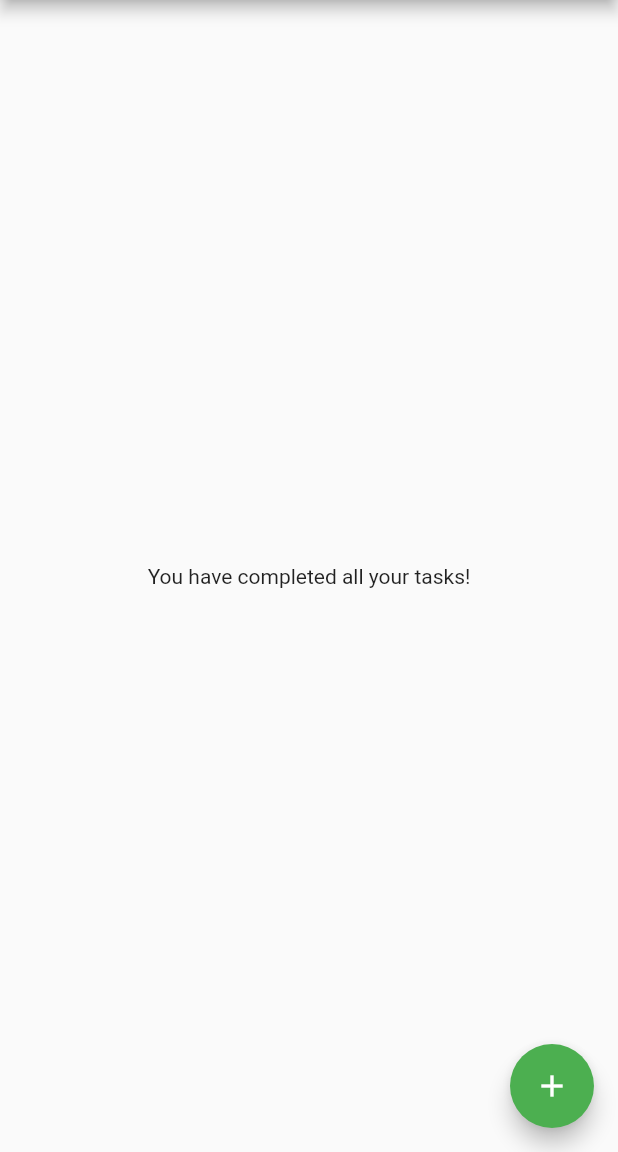
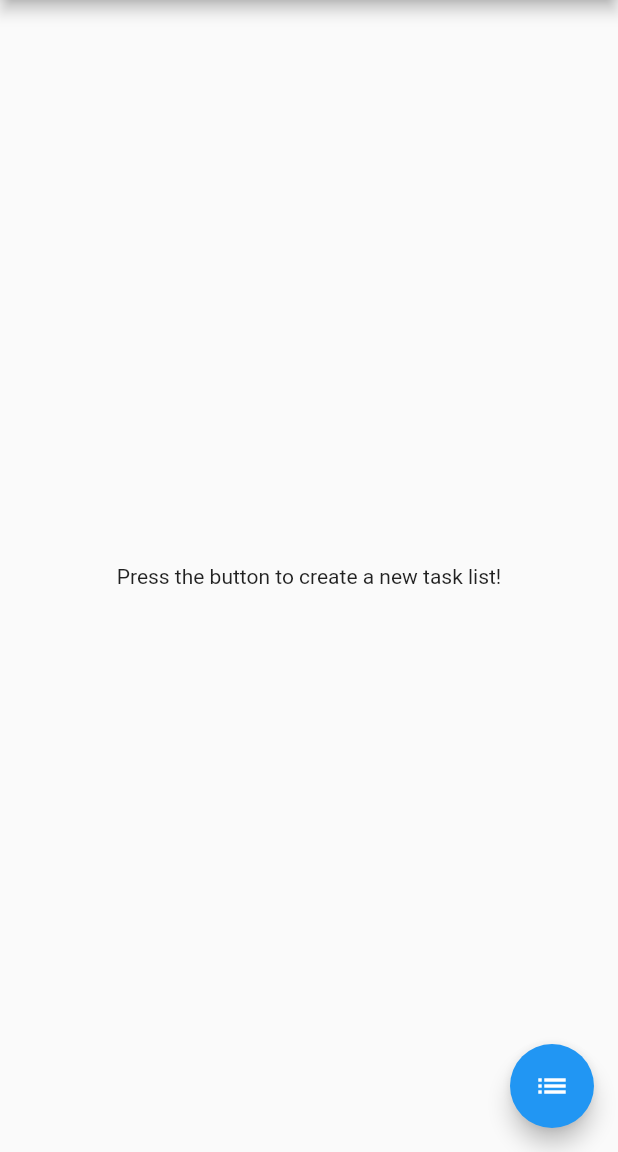
Before and after one commit to Windsmith/flutter-todo-app, a Flutter app: the screen it shows after launch, on a phone screen of 412 x 824 dp, the part 84-1236 px from its top. Run offline on Flutter 3.47's test engine with Material 2 defaults, Android fonts, the phone set to English and light mode, and no system bars.

Commit message:
feat: create task lists page

```diff
--- a/lib/main.dart
+++ b/lib/main.dart
@@ -9,7 +9,7 @@ class MyApp extends StatelessWidget {
 
   @override
   Widget build(BuildContext context) {
-    return const IncompleteTasksPage();
+    return const TaskListsPage();
   }
 }
 
@@ -95,3 +95,76 @@ class _IncompleteTasksPageState extends State<IncompleteTasksPage> {
     );
   }
 }
+
+class TaskListsPage extends StatefulWidget {
+  const TaskListsPage({super.key});
+
+  @override
+  State<TaskListsPage> createState() => _TaskListsPageState();
+}
+
+class _TaskListsPageState extends State<TaskListsPage> {
+  final _taskLists = {};
+
+  final TextEditingController taskListAddController = TextEditingController();
+
+  @override
+  Widget build(BuildContext context) {
+    return Scaffold(
+      appBar: AppBar(
+        title: const Text('Tasks ToDo'),
+      ),
+      body: Center(
+        child: _taskLists.isEmpty
+            ? const Text("Press the button to create a new task list!")
+            : ListView(
+                padding: const EdgeInsets.all(16.0),
+                children: [
+                  for (final key in _taskLists.keys)
+                    ListTile(
+                        title: Text(key),
+                        trailing: const Icon(
+                          Icons.delete,
+                          color: Colors.red,
+                          semanticLabel: 'delete the list',
+                        ),
+                        onTap: null //TODO: Create task page functionality,
+                        )
+                ],
+              ),
+      ),
+      floatingActionButton: FloatingActionButton(
+        onPressed: () {
+          showDialog(
+              context: context,
+              builder: (BuildContext context) {
+                return Expanded(
+                  child: SimpleDialog(
+                    title: const Text("Add TaskList"),
+                    children: <Widget>[
+                      TextField(
+                          decoration: const InputDecoration(
+                              border: OutlineInputBorder(),
+                              hintText: 'Enter Task List name'),
+                          controller: taskListAddController),
+                      SimpleDialogOption(
+                        onPressed: () {
+                          setState(() {
+                            final text = taskListAddController.text;
+                            _taskLists[text] = <String>[];
+                            Navigator.pop(context);
+                          });
+                        },
+                        child: const Text("Enter"),
+                      ),
+                    ],
+                  ),
+                );
+              });
+        },
+        backgroundColor: Colors.blue,
+        child: const Icon(Icons.list),
+      ),
+    );
+  }
+}
```
